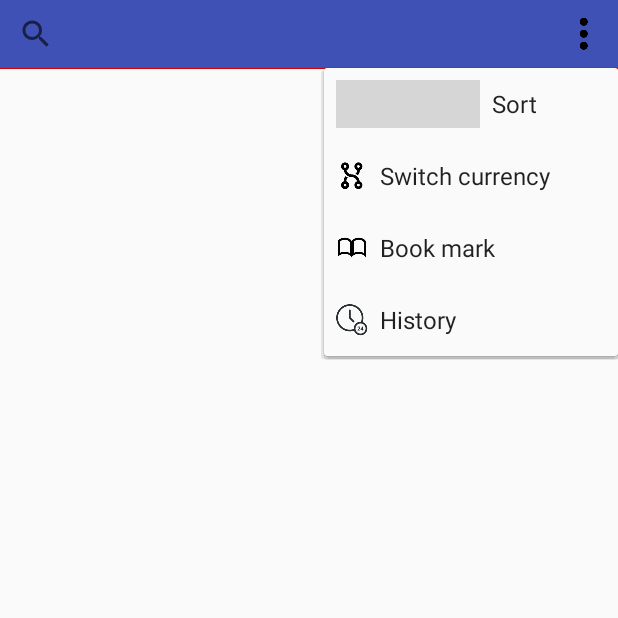
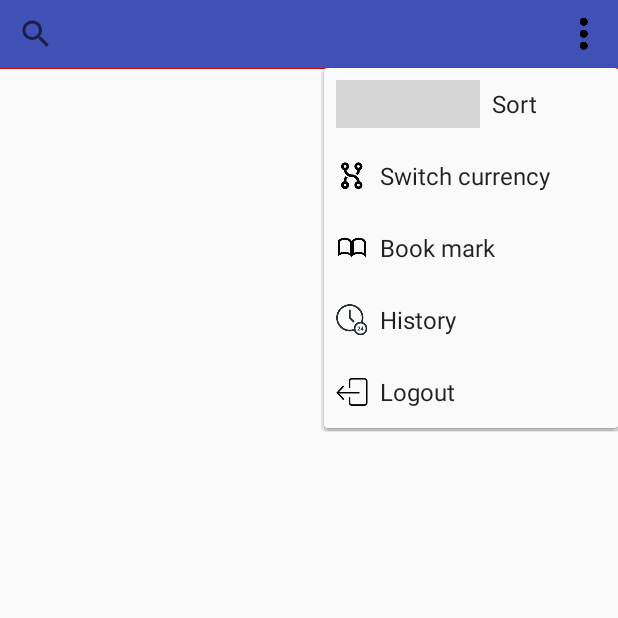
Before and after one commit to dvdinh307/CoinMarket, an Android app: the MainActivity screen opened directly, with no data from a screen before it, after a tap on an icon or button, on a phone screen of 412 x 824 dp, the top half of it. Run offline under Robolectric (Android 15) with nearby library versions, the phone set to English and light mode, and no system bars; our stand-ins replace ButterKnife, Volley; libraries missing offline, so code that uses them is left out: com.paginate; 4 statements that could not run were skipped; grey boxes are pictures that could not be loaded.

Commit message:
dinhdv commit coin

```diff
--- a/app/src/main/res/menu/popup_menu.xml
+++ b/app/src/main/res/menu/popup_menu.xml
@@ -16,4 +16,8 @@
         android:id="@+id/item_history"
         android:icon="@mipmap/ic_history"
         android:title="@string/txt_history" />
+    <item
+        android:id="@+id/item_logout"
+        android:icon="@mipmap/ic_logout"
+        android:title="@string/txt_logout" />
 </menu>
--- a/app/src/main/res/values/strings.xml
+++ b/app/src/main/res/values/strings.xml
@@ -32,6 +32,7 @@
     <string name="msg_error_name">Input your name.</string>
     <string name="msg_error_email">Input your email.</string>
     <string name="msg_email_not_validate">Email not validate.</string>
+    <string name="txt_logout">Logout</string>
     <string-array name="value_currency">
         <item>AUD</item>
         <item>BRL</item>
```
Also changed, not shown: app/src/main/java/midas/coinmarket/controller/MainActivity.java (+23 -0 lines), app/src/main/res/mipmap-xxhdpi/ic_logout.png (added).
